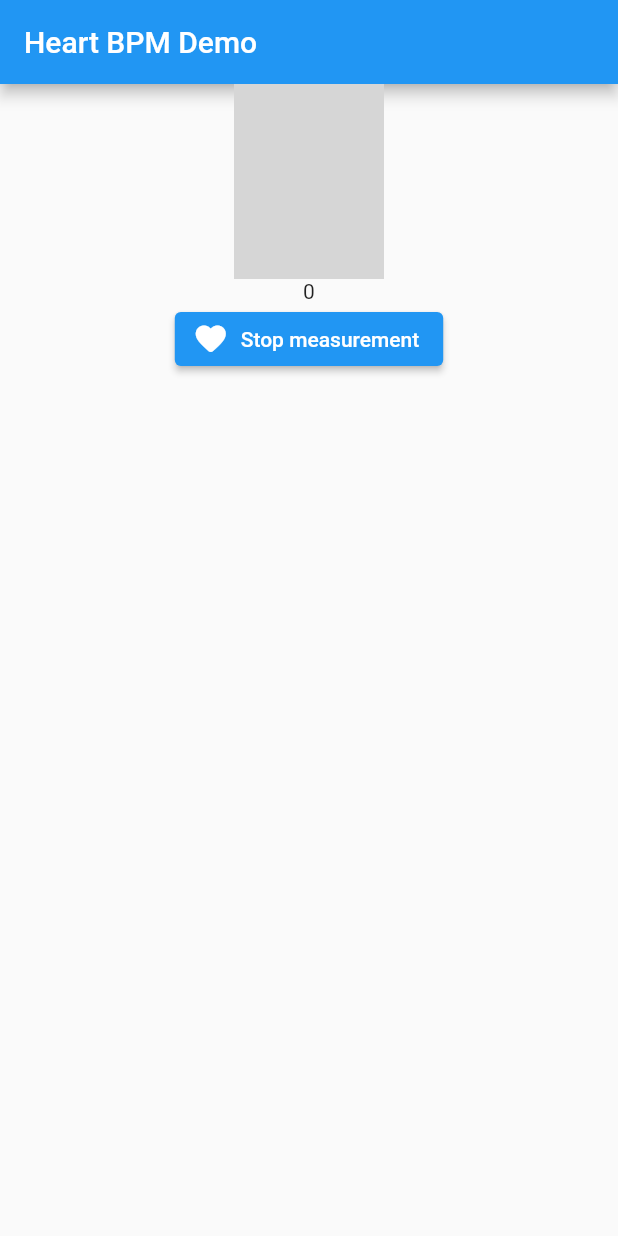
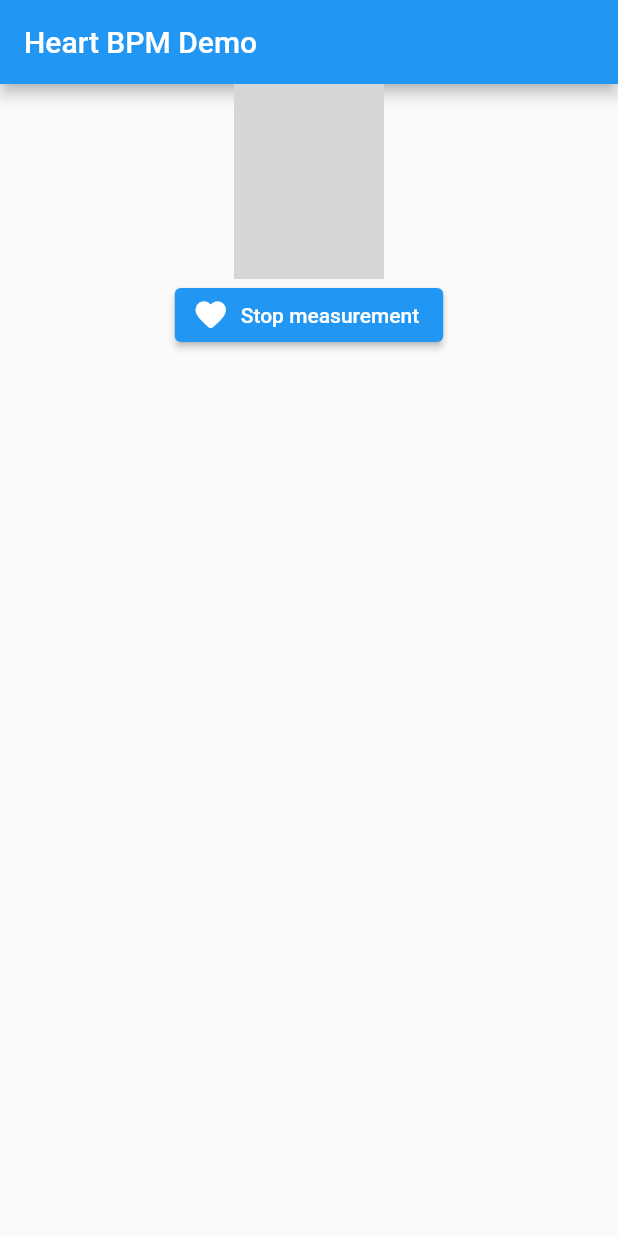
Before and after one commit to kvedala/heart_bpm, a Flutter app: the screen it shows after launch, after a tap on "Measure BPM", on a phone screen of 412 x 824 dp. Run offline on Flutter 3.47's test engine with Material 2 defaults, Android fonts, the phone set to English and light mode, and no system bars; our stand-ins replace camera, charts_flutter; grey boxes are pictures that could not be loaded.

Commit message:
showTextValues added 🔥🔥

```diff
--- a/lib/heart_bpm.dart
+++ b/lib/heart_bpm.dart
@@ -33,6 +33,9 @@ class SensorValue {
 class HeartBPMDialog extends StatefulWidget {
   /// This is the Loading widget, A developer has to customize it.
   final Widget? centerLoadingWidget;
+  final double? cameraWidgetHeight;
+  final double? cameraWidgetWidth;
+  bool? showTextValues = false;
 
   /// Callback used to notify the caller of updated BPM measurement
   ///
@@ -87,6 +90,9 @@ class HeartBPMDialog extends StatefulWidget {
     this.alpha = 0.8,
     this.child,
     this.centerLoadingWidget,
+    this.cameraWidgetHeight,
+    this.cameraWidgetWidth,
+    this.showTextValues,
   });
 
   /// Set the smoothing factor for exponential averaging
@@ -272,10 +278,17 @@ class _HeartBPPView extends State<HeartBPMDialog> {
           ? Column(
               children: [
                 Container(
-                  constraints: BoxConstraints.tightFor(width: 100, height: 130),
+                  constraints: BoxConstraints.tightFor(
+                    width: widget.cameraWidgetWidth ?? 100,
+                    height: widget.cameraWidgetHeight ?? 130,
+                  ),
                   child: _controller!.buildPreview(),
                 ),
-                Text(currentValue.toStringAsFixed(0)),
+                //A developer has to choose whether they want to show this Text widget. (Implemented by Karl Mathuthu)
+                if (widget.showTextValues == true) ...{
+                  Text(currentValue.toStringAsFixed(0)),
+                } else
+                  SizedBox(),
                 widget.child == null ? SizedBox() : widget.child!,
               ],
             )
```
